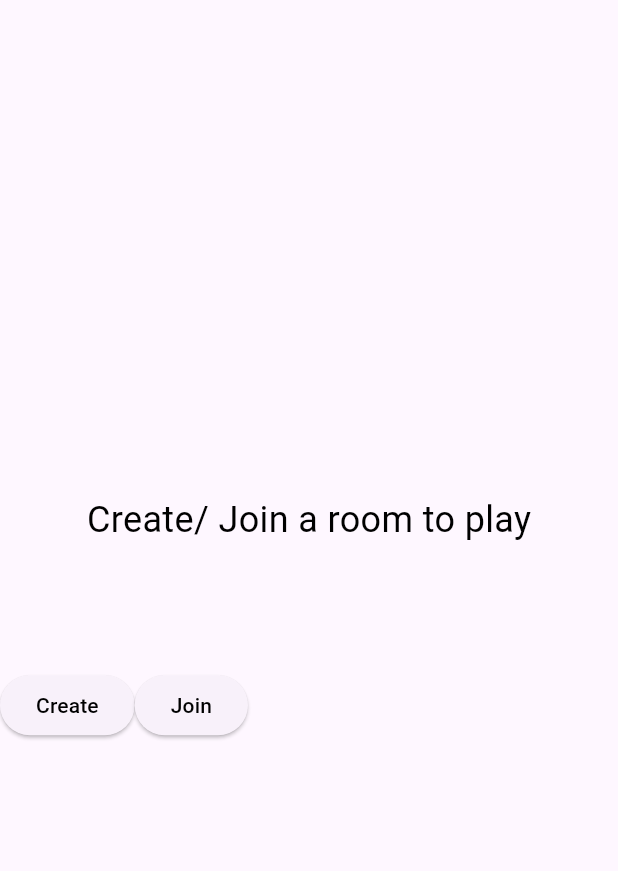
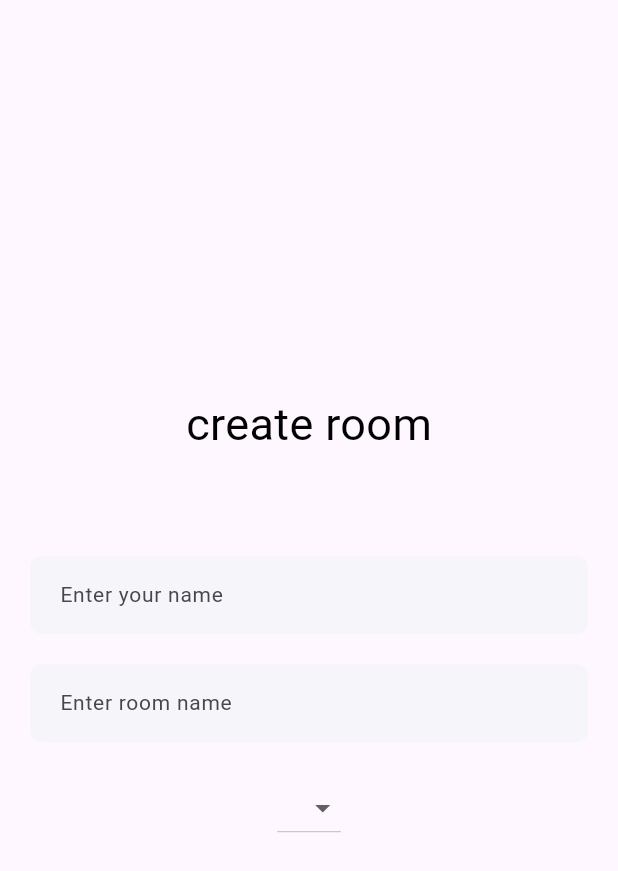
Before and after one commit to nishantxoxo/scribblegame, a Flutter app: the HomeScreen screen opened directly, after a tap on "Create", on a phone screen of 412 x 824 dp. Shown: the top 871 px of the screen. Run offline on Flutter 3.47's test engine with Material 3 defaults, Android fonts, the phone set to English and light mode, and no system bars.

Commit message:
added create room screen

```diff
--- a/lib/main.dart
+++ b/lib/main.dart
@@ -1,4 +1,5 @@
 import 'package:flutter/material.dart';
+import 'package:scribble_guesser_app/screens/home_screen.dart';
 
 void main() {
   runApp(const MyApp());
@@ -18,7 +19,7 @@ class MyApp extends StatelessWidget {
         colorScheme: ColorScheme.fromSeed(seedColor: Colors.deepPurple),
         useMaterial3: true,
       ),
-      home: const Text('Flutter Demo Home Page'),
+      home: HomeScreen(),
     );
   }
 }
--- /dev/null
+++ b/lib/screens/create_room_screen.dart
@@ -0,0 +1,70 @@
+import 'package:flutter/material.dart';
+import 'package:scribble_guesser_app/widgets/custom_text_field.dart';
+
+class CreateRoomScreen extends StatefulWidget {
+  const CreateRoomScreen({super.key});
+
+  @override
+  State<CreateRoomScreen> createState() => _CreateRoomScreenState();
+}
+
+class _CreateRoomScreenState extends State<CreateRoomScreen> {
+  final TextEditingController _nameController = TextEditingController();
+  final TextEditingController _roomNameController = TextEditingController();
+
+  @override
+  Widget build(BuildContext context) {
+    return Scaffold(
+      body: Column(
+        mainAxisAlignment: MainAxisAlignment.center,
+        children: [
+          Text(
+            "create room",
+            style: TextStyle(fontSize: 30, color: Colors.black),
+          ),
+          SizedBox(
+            height: MediaQuery.sizeOf(context).height * 0.08,
+          ),
+          Container(
+            margin: EdgeInsets.symmetric(
+              horizontal: 20,
+            ),
+            child: CustomTextField(
+              Controller: _nameController,
+              hint: "Enter your name",
+            ),
+          ),
+          SizedBox(
+            height: 20,
+          ),
+          Container(
+            margin: EdgeInsets.symmetric(
+              horizontal: 20,
+            ),
+            child: CustomTextField(
+              Controller: _roomNameController,
+              hint: "Enter room name",
+            ),
+          ),
+          SizedBox(
+            height: 20,
+          ),
+          DropdownButton<String>(
+            items: ["2", "5", "10", "15"]
+                .map<DropdownMenuItem<String>>(
+                  (String value) => DropdownMenuItem(
+                    value: value,
+                    child: Text(
+                      value,
+                      style: TextStyle(color: Colors.black),
+                    ),
+                  ),
+                )
+                .toList(),
+            onChanged: (){},
+          )
+        ],
+      ),
+    );
+  }
+}
--- a/lib/screens/home_screen.dart
+++ b/lib/screens/home_screen.dart
@@ -1,4 +1,5 @@
 import 'package:flutter/material.dart';
+import 'package:scribble_guesser_app/screens/create_room_screen.dart';
 
 class HomeScreen extends StatefulWidget {
   const HomeScreen({super.key});
@@ -19,14 +20,41 @@ class _HomeScreenState extends State<HomeScreen> {
             "Create/ Join a room to play",
             style: TextStyle(color: Colors.black, fontSize: 24),
           ),
-
-          SizedBox(height: MediaQuery.sizeOf(context).height*0.1,),
-
+          SizedBox(
+            height: MediaQuery.sizeOf(context).height * 0.1,
+          ),
           Row(
+            mainAxisAlignment: MainAxisAlignment.spaceEvenly,
             children: [
-              ElevatedButton(onPressed: (){}, child: Text("Create", style: TextStyle(color: Colors.black),)),
-              ElevatedButton(onPressed: (){}, child: Text("Join", style: TextStyle(color: Colors.black),))
-
+              ElevatedButton(
+                style: ElevatedButton.styleFrom(
+                  minimumSize: Size(MediaQuery.sizeOf(context).width / 2.5, 50),
+                  backgroundColor: Colors.blue,
+                  textStyle: TextStyle(color: Colors.white),
+                ),
+                onPressed: () => Navigator.push(
+                  context,
+                  MaterialPageRoute(
+                    builder: (context) => CreateRoomScreen(),
+                  ),
+                ),
+                child: Text(
+                  "Create",
+                  style: TextStyle(fontSize: 16),
+                ),
+              ),
+              ElevatedButton(
+                style: ElevatedButton.styleFrom(
+                  minimumSize: Size(MediaQuery.sizeOf(context).width / 2.5, 50),
+                  backgroundColor: Colors.blue,
+                  textStyle: TextStyle(color: Colors.white),
+                ),
+                onPressed: () {},
+                child: Text(
+                  "Join",
+                  style: TextStyle(fontSize: 16),
+                ),
+              )
             ],
           )
         ],
--- /dev/null
+++ b/lib/widgets/custom_text_field.dart
@@ -0,0 +1,29 @@
+import 'package:flutter/material.dart';
+
+class CustomTextField extends StatelessWidget {
+  TextEditingController Controller;
+  String hint;
+  CustomTextField({super.key, required this.Controller, required this.hint});
+
+  @override
+  Widget build(BuildContext context) {
+    return TextField(
+      controller: Controller,
+      decoration: InputDecoration(
+        border: OutlineInputBorder(
+          borderRadius: BorderRadius.circular(8),
+          borderSide: BorderSide(color: Colors.transparent),
+        ),
+        enabledBorder: OutlineInputBorder(
+          borderRadius: BorderRadius.circular(8),
+          borderSide: BorderSide(color: Colors.transparent),
+        ),
+        contentPadding: EdgeInsets.symmetric(horizontal: 16, vertical: 14),
+        filled: true,
+        fillColor: Color(0xffF5F5FA),
+        hintText: hint,
+        hintStyle: TextStyle(fontSize: 14, fontWeight: FontWeight.w400)
+      ),
+    );
+  }
+}
```
